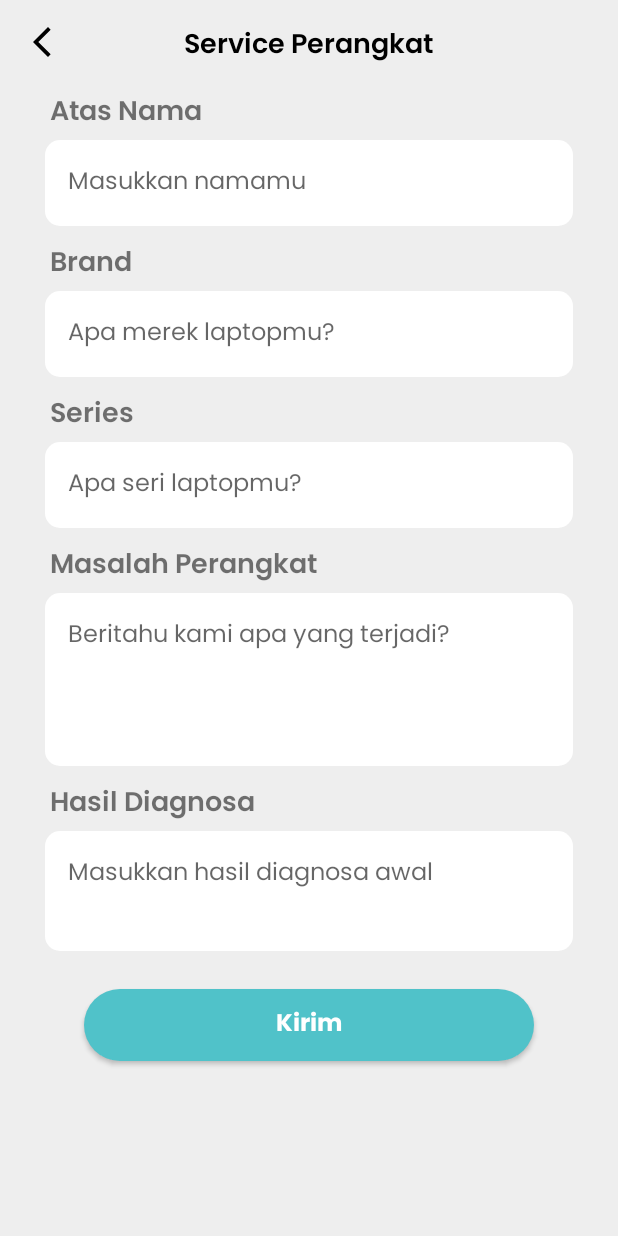
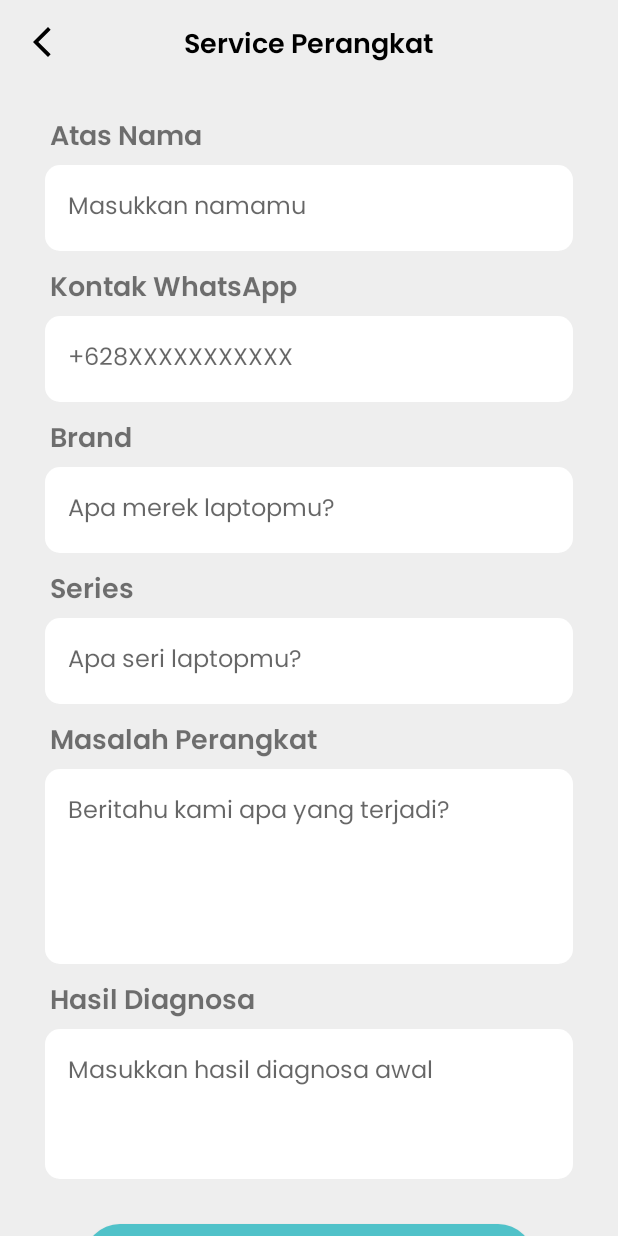
Before and after one commit to agaaaptr/eonservice, an Android app: the ServiceActivity screen opened directly, with no data from a screen before it, on a phone screen of 412 x 824 dp. Run offline under Robolectric (Android 15) with nearby library versions, the phone set to English and light mode, and no system bars; our stand-ins replace Firebase (no records; nobody signed in at launch, a user with empty details on screens opened directly).

Commit message:
app(feature) fix bug

```diff
--- a/app/src/main/java/com/example/eonservice/ListAdapter.kt
+++ b/app/src/main/java/com/example/eonservice/ListAdapter.kt
@@ -25,6 +25,7 @@ class ListAdapter(private val historyList : ArrayList<TransactionModel>) : Recyc
         val currenItem = historyList[position]
 
         holder.nama.text = currenItem.nama
+        holder.contact.text = currenItem.contact
         holder.brand.text = currenItem.brand
         holder.problem.text = currenItem.problem
         holder.series.text = currenItem.series
@@ -39,6 +40,7 @@ class ListAdapter(private val historyList : ArrayList<TransactionModel>) : Recyc
     class ListViewHolder(itemView : View) : RecyclerView.ViewHolder(itemView){
 
         val nama : TextView = itemView.findViewById(R.id.txt_cv_name)
+        val contact : TextView = itemView.findViewById(R.id.txt_cv_contact)
         val brand : TextView = itemView.findViewById(R.id.txt_cv_brand)
         val problem : TextView = itemView.findViewById(R.id.txt_cv_problem)
         val series : TextView = itemView.findViewById(R.id.txt_cv_series)
--- a/app/src/main/java/com/example/eonservice/ServiceActivity.kt
+++ b/app/src/main/java/com/example/eonservice/ServiceActivity.kt
@@ -21,6 +21,7 @@ class ServiceActivity : AppCompatActivity() {
     private lateinit var database: DatabaseReference
     private lateinit var db: FirebaseDatabase
     private lateinit var edtName: EditText
+    private lateinit var edtContact: EditText
     private lateinit var edtBrand: EditText
     private lateinit var edtSeries: EditText
     private lateinit var edtProblem: EditText
@@ -33,6 +34,7 @@ class ServiceActivity : AppCompatActivity() {
         supportActionBar?.hide()
 
         edtName = findViewById(R.id.form_name)
+        edtContact = findViewById(R.id.form_contact)
         edtBrand = findViewById(R.id.form_brand)
         edtSeries = findViewById(R.id.form_series)
         edtProblem = findViewById(R.id.form_problem)
@@ -62,6 +64,7 @@ class ServiceActivity : AppCompatActivity() {
     private fun saveTransData() {
 
         val nama = edtName.text.toString()
+        val contact = edtContact.text.toString()
         val brand = edtBrand.text.toString()
         val problem = edtProblem.text.toString()
         val series = edtSeries.text.toString()
@@ -69,6 +72,12 @@ class ServiceActivity : AppCompatActivity() {
 
         if (nama.isEmpty()){
             edtName.error = "Mohon masukkan nama anda"
+            edtName.requestFocus()
+            return
+        }
+
+        if (contact.isEmpty()){
+            edtName.error = "Mohon masukkan kontak WhatsApp"
             edtName.requestFocus()
             return
         }
@@ -99,10 +108,11 @@ class ServiceActivity : AppCompatActivity() {
 
         val trId = database.push().key!!
 
-        val trans = TransactionModel(nama, brand, series, problem, diagnosa)
+        val trans = TransactionModel(nama, contact, brand, series, problem, diagnosa)
         database.child(trId).setValue(trans).addOnSuccessListener {
 
             edtName.text.clear()
+            edtContact.text.clear()
             edtBrand.text.clear()
             edtSeries.text.clear()
             edtProblem.text.clear()
--- a/app/src/main/java/com/example/eonservice/TransactionModel.kt
+++ b/app/src/main/java/com/example/eonservice/TransactionModel.kt
@@ -2,6 +2,7 @@ package com.example.eonservice
 
 data class TransactionModel(
     val nama:String? = null,
+    val contact:String? = null,
     val brand:String? = null,
     val series:String? = null,
     val problem:String? = null,
--- a/app/src/main/res/layout/activity_service.xml
+++ b/app/src/main/res/layout/activity_service.xml
@@ -22,147 +22,189 @@
         android:paddingTop="15dp"
         android:text="Service Perangkat"
         android:textSize="18sp"
+        android:id="@+id/tvService"
         android:layout_centerHorizontal="true"
         android:fontFamily="@font/poppinssemibold"
         android:textColor="@color/black" />
 
 
+    <androidx.core.widget.NestedScrollView
+        android:layout_width="wrap_content"
+        android:id="@+id/scrollView"
+        android:layout_below="@+id/tvService"
+        android:layout_height="wrap_content">
+
+
+        <RelativeLayout
+            android:layout_width="wrap_content"
+            android:layout_height="wrap_content"
+            android:padding="30dp">
+
+
             <LinearLayout
-        android:layout_marginTop="30dp"
+                android:id="@+id/ly_1"
                 android:layout_width="match_parent"
                 android:layout_height="wrap_content"
-        android:orientation="vertical"
-        android:paddingStart="30dp"
-        android:paddingEnd="30dp"
-        android:paddingTop="30dp"
-        android:paddingBottom="15dp"
-        android:id="@+id/ly_1">
+                android:orientation="vertical">
 
                 <TextView
+                    android:id="@+id/txt_name"
                     android:layout_width="match_parent"
                     android:layout_height="wrap_content"
-            android:id="@+id/txt_name"
+                    android:fontFamily="@font/poppinssemibold"
                     android:paddingStart="3dp"
                     android:text="Atas Nama"
-            android:fontFamily="@font/poppinssemibold"
-            android:textSize="18sp"/>
+                    android:textSize="18sp" />
 
                 <EditText
-            android:layout_marginTop="2dp"
+                    android:id="@+id/form_name"
                     android:layout_width="match_parent"
                     android:layout_height="57dp"
+                    android:layout_marginTop="2dp"
                     android:background="@drawable/form_shape"
+                    android:backgroundTint="@color/white"
+                    android:fontFamily="@font/poppinsregular"
                     android:hint="Masukkan namamu"
-            android:textSize="16sp"
-            android:backgroundTint="@color/white"
                     android:padding="15dp"
-            android:fontFamily="@font/poppinsregular"
-            android:id="@+id/form_name"/>
+                    android:textSize="16sp" />
 
                 <TextView
-            android:paddingTop="10dp"
+                    android:id="@+id/txt_contact"
                     android:layout_width="match_parent"
                     android:layout_height="wrap_content"
-            android:id="@+id/txt_brand"
+                    android:fontFamily="@font/poppinssemibold"
                     android:paddingStart="3dp"
-            android:text="Brand"
-            android:fontFamily="@font/poppinssemibold"
-            android:textSize="18sp"/>
+                    android:paddingTop="10dp"
+                    android:text="Kontak WhatsApp"
+                    android:textSize="18sp" />
 
                 <EditText
-            android:layout_marginTop="2dp"
+                    android:id="@+id/form_contact"
                     android:layout_width="match_parent"
                     android:layout_height="57dp"
-            android:textSize="16sp"
-            android:padding="15dp"
+                    android:inputType="number"
+                    android:layout_marginTop="2dp"
                     android:background="@drawable/form_shape"
-            android:hint="Apa merek laptopmu?"
                     android:backgroundTint="@color/white"
                     android:fontFamily="@font/poppinsregular"
-            android:id="@+id/form_brand"/>
+                    android:hint="+628XXXXXXXXXXX"
+                    android:padding="15dp"
+                    android:textSize="16sp" />
 
                 <TextView
+                    android:id="@+id/txt_brand"
                     android:layout_width="match_parent"
                     android:layout_height="wrap_content"
-            android:id="@+id/txt_series"
+                    android:fontFamily="@font/poppinssemibold"
+                    android:paddingStart="3dp"
                     android:paddingTop="10dp"
-            android:paddingStart="3dp"
-            android:text="Series"
-            android:fontFamily="@font/poppinssemibold"
-            android:textSize="18sp"/>
+                    android:text="Brand"
+                    android:textSize="18sp" />
 
                 <EditText
-            android:layout_marginTop="2dp"
+                    android:id="@+id/form_brand"
                     android:layout_width="match_parent"
                     android:layout_height="57dp"
-            android:textSize="16sp"
+                    android:layout_marginTop="2dp"
                     android:background="@drawable/form_shape"
-            android:hint="Apa seri laptopmu?"
                     android:backgroundTint="@color/white"
+                    android:fontFamily="@font/poppinsregular"
+                    android:hint="Apa merek laptopmu?"
                     android:padding="15dp"
-            android:fontFamily="@font/poppinsregular"
-            android:id="@+id/form_series"/>
+                    android:textSize="16sp" />
 
                 <TextView
+                    android:id="@+id/txt_series"
                     android:layout_width="match_parent"
                     android:layout_height="wrap_content"
-            android:id="@+id/txt_problem"
+                    android:fontFamily="@font/poppinssemibold"
+                    android:paddingStart="3dp"
                     android:paddingTop="10dp"
-            android:paddingStart="3dp"
-            android:text="Masalah Perangkat"
-            android:fontFamily="@font/poppinssemibold"
-            android:textSize="18sp"/>
+                    android:text="Series"
+                    android:textSize="18sp" />
 
                 <EditText
+                    android:id="@+id/form_series"
+                    android:layout_width="match_parent"
+                    android:layout_height="57dp"
                     android:layout_marginTop="2dp"
-            android:layout_width="match_parent"
-            android:layout_height="115dp"
-            android:textSize="16sp"
+                    android:background="@drawable/form_shape"
+                    android:backgroundTint="@color/white"
+                    android:fontFamily="@font/poppinsregular"
+                    android:hint="Apa seri laptopmu?"
                     android:padding="15dp"
-            android:background="@drawable/form_shape"
-            android:hint="Beritahu kami apa yang terjadi?"
-            android:backgroundTint="@color/white"
-            android:gravity="top"
-            android:fontFamily="@font/poppinsregular"
-            android:id="@+id/form_problem"/>
+                    android:textSize="16sp" />
+
                 <TextView
+                    android:id="@+id/txt_problem"
                     android:layout_width="match_parent"
                     android:layout_height="wrap_content"
-            android:id="@+id/txt_hasilDiagnosa"
+                    android:fontFamily="@font/poppinssemibold"
+                    android:paddingStart="3dp"
                     android:paddingTop="10dp"
-            android:paddingStart="3dp"
-            android:text="Hasil Diagnosa"
-            android:fontFamily="@font/poppinssemibold"
-            android:textSize="18sp"/>
+                    android:text="Masalah Perangkat"
+                    android:textSize="18sp" />
 
                 <EditText
+                    android:id="@+id/form_problem"
+                    android:layout_width="match_parent"
+                    android:layout_height="130dp"
                     android:layout_marginTop="2dp"
+                    android:background="@drawable/form_shape"
+                    android:backgroundTint="@color/white"
+                    android:fontFamily="@font/poppinsregular"
+                    android:gravity="top"
+                    android:hint="Beritahu kami apa yang terjadi?"
+                    android:padding="15dp"
+                    android:textSize="16sp" />
+
+                <TextView
+                    android:id="@+id/txt_hasilDiagnosa"
                     android:layout_width="match_parent"
-            android:layout_height="80dp"
+                    android:layout_height="wrap_content"
+                    android:fontFamily="@font/poppinssemibold"
+                    android:paddingStart="3dp"
+                    android:paddingTop="10dp"
+                    android:text="Hasil Diagnosa"
+                    android:textSize="18sp" />
+
+                <EditText
+                    android:id="@+id/form_hasilDiagnosa"
+                    android:layout_width="match_parent"
+                    android:layout_height="100dp"
+                    android:layout_marginTop="2dp"
                     android:background="@drawable/form_shape"
+                    android:backgroundTint="@color/white"
+                    android:fontFamily="@font/poppinsregular"
+                    android:gravity="top"
                     android:hint="Masukkan hasil diagnosa awal"
-            android:backgroundTint="@color/white"
                     android:padding="15dp"
-            android:gravity="top"
-            android:textSize="16sp"
-            android:fontFamily="@font/poppinsregular"
-            android:id="@+id/form_hasilDiagnosa"/>
+                    android:textSize="16sp" />
 
             </LinearLayout>
 
             <Button
+                android:id="@+id/btn_order"
+                android:layout_marginTop="30dp"
                 android:layout_width="wrap_content"
                 android:layout_height="wrap_content"
+                android:layout_centerHorizontal="true"
+                android:width="300dp"
+                android:layout_below="@+id/ly_1"
+                android:background="@drawable/button_shape"
+                android:fontFamily="@font/poppinsbold"
                 android:text="Kirim"
                 android:textAllCaps="false"
-        android:layout_marginTop="10dp"
-        android:layout_below="@id/ly_1"
-        android:layout_centerHorizontal="true"
-        android:background="@drawable/button_shape"
-        android:width="300dp"
+                android:layout_marginBottom="10dp"
                 android:textColor="@color/white"
-        android:textSize="16sp"
-        android:id="@+id/btn_order"
-        android:fontFamily="@font/poppinsbold"/>
+                android:textSize="16sp" />
 
         </RelativeLayout>
+
+    </androidx.core.widget.NestedScrollView>
+
+
+
+
+
+</RelativeLayout>
--- a/app/src/main/res/layout/list_history.xml
+++ b/app/src/main/res/layout/list_history.xml
@@ -37,6 +37,31 @@
             app:layout_constraintStart_toStartOf="parent"
             app:layout_constraintTop_toTopOf="@id/txt_cv_name_label" />
 
+        <!-- Contact -->
+        <TextView
+            android:id="@+id/txt_cv_contact_label"
+            android:layout_width="wrap_content"
+            android:layout_height="wrap_content"
+            android:layout_marginTop="15dp"
+            android:text="Contact :"
+            android:textSize="15sp"
+            android:fontFamily="@font/poppinssemibold"
+            android:textStyle="bold"
+            app:layout_constraintStart_toStartOf="parent"
+            app:layout_constraintTop_toBottomOf="@id/txt_cv_name" />
+
+        <TextView
+            android:id="@+id/txt_cv_contact"
+            android:layout_width="0dp"
+            android:fontFamily="@font/poppinsregular"
+            android:layout_height="wrap_content"
+            android:layout_marginTop="25dp"
+            android:text="+628XXXXXXXXXXX"
+            android:textSize="15sp"
+            app:layout_constraintStart_toStartOf="parent"
+            app:layout_constraintTop_toTopOf="@id/txt_cv_contact_label" />
+
+
         <!-- Brand -->
         <TextView
             android:id="@+id/txt_cv_brand_label"
@@ -48,7 +73,7 @@
             android:fontFamily="@font/poppinssemibold"
             android:textStyle="bold"
             app:layout_constraintStart_toStartOf="parent"
-            app:layout_constraintTop_toBottomOf="@id/txt_cv_name" />
+            app:layout_constraintTop_toBottomOf="@id/txt_cv_contact" />
 
         <TextView
             android:id="@+id/txt_cv_brand"
```
Lines whose indentation alone changed are shown as unchanged.
